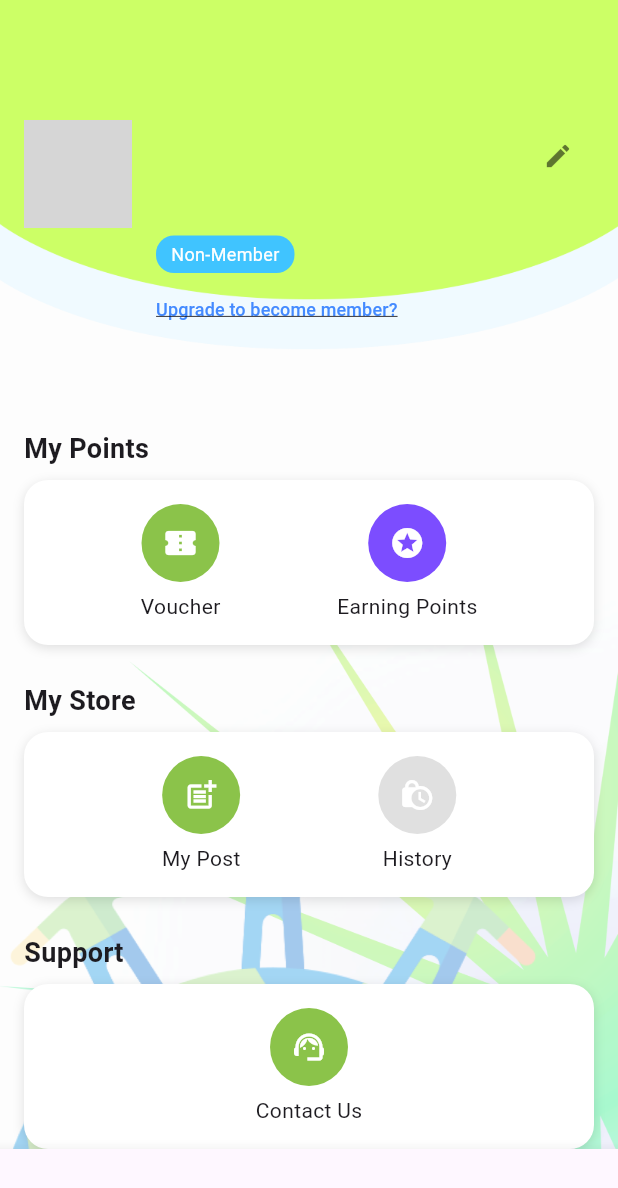
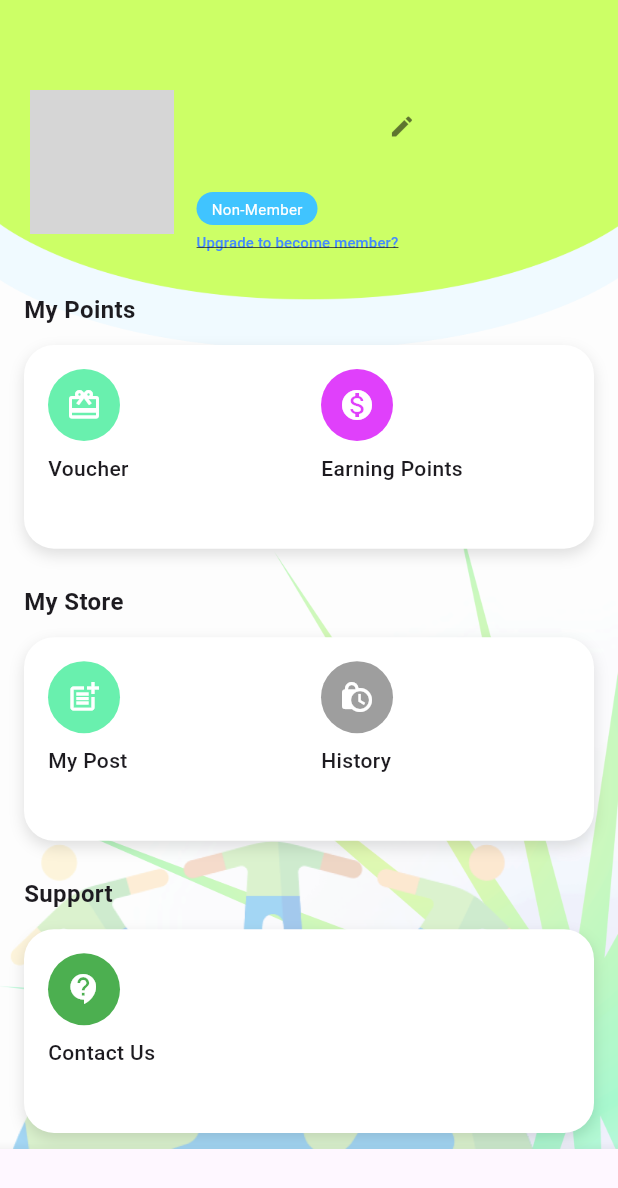
Before and after one commit to siewleeon/EarthShare, a Flutter app: the ProfilePage screen opened by its route, on a phone screen of 412 x 824 dp. Shown: the top 1188 px of the screen. Run offline on Flutter 3.47's test engine with Material 3 defaults, Android fonts, the phone set to English and light mode, and no system bars; our stand-ins replace cloud_firestore, firebase_auth, firebase_core, firebase_storage, image_picker; accounts and stored records are empty; network calls fail; grey boxes are pictures that could not be loaded.

Commit message:
updated version

```diff
--- a/lib/main.dart
+++ b/lib/main.dart
@@ -4,6 +4,7 @@ import 'package:EarthShareApp/phoneLogin.dart';
 import 'package:EarthShareApp/profile.dart';
 import 'package:EarthShareApp/register.dart';
 import 'package:EarthShareApp/emailLogin.dart';
+
 
 
 void main() async {
@@ -24,7 +25,7 @@ class MyApp extends StatelessWidget {
       theme: ThemeData(
         primarySwatch: Colors.blue,
       ),
-      initialRoute: '/profile',
+      initialRoute: '/register',
       routes: {
         '/profile': (context) => const ProfilePage(),
         '/register': (context) => const RegisterPage(),
--- a/lib/profile.dart
+++ b/lib/profile.dart
@@ -79,55 +79,41 @@ class _ProfilePageState extends State<ProfilePage> {
           ),
           // Foreground content
           SingleChildScrollView(
+
             child: Column(
+              crossAxisAlignment: CrossAxisAlignment.start, // Aligns the column content to the left
               children: [
                 buildTopSection(),
 
-                const SizedBox(height: 20),
+                buildCardSection("My Points", [
+                  buildFeatureButton(label: "Voucher", icon: Icons.card_giftcard),
+                  buildFeatureButton(label: "Earning Points", icon: Icons.monetization_on, iconBgColor: Colors.purpleAccent),
+                ]),
 
-                // My Points section
-                buildSection(
-                  context,
-                  title: 'My Points',
-                  items: [
-                    buildIconButton(context, 'Voucher', Icons.confirmation_number, '/vouchers', Colors.lightGreen),
-                    buildIconButton(context, 'Earning Points', Icons.stars, '/earningPoints', Colors.deepPurpleAccent),
-                  ],
-                ),
+                buildCardSection("My Store", [
+                  buildFeatureButton(label: "My Post", icon: Icons.post_add),
+                  buildFeatureButton(label: "History", icon: Icons.lock_clock, iconBgColor: Colors.grey),
+                ]),
 
-                // My Store section
-                buildSection(
-                  context,
-                  title: 'My Store',
-                  items: [
-                    buildIconButton(context, 'My Post', Icons.post_add, '/myPosts', Colors.lightGreen),
-                    buildIconButton(context, 'History', Icons.lock_clock, '/history', Colors.grey.shade300),
-                  ],
-                ),
+                buildCardSection("Support", [
+                  buildFeatureButton(label: "Contact Us", icon: Icons.contact_support, iconBgColor: Colors.green),
+                ]),
 
-                // Support section
-                buildSection(
-                  context,
-                  title: 'Support',
-                  items: [
-                    buildIconButton(context, 'Contact Us', Icons.support_agent, '/contactUs', Colors.lightGreen),
-                  ],
-                ),
-
-                const SizedBox(height: 40), // space for bottom navigation
+                SizedBox(height: 80), // for bottom nav bar space
               ],
             ),
           ),
+
         ],
       ),
-      // Optional: bottom navigation bar
       bottomNavigationBar: BottomNavigationBar(
         currentIndex: 4,
+        backgroundColor: Colors.grey,
         onTap: (index) {
           // handle navigation
         },
         items: const [
-          BottomNavigationBarItem(icon: Icon(Icons.home), label: 'Home'),
+          BottomNavigationBarItem(icon: Icon(Icons.home),label: 'Home'),
           BottomNavigationBarItem(icon: Icon(Icons.search), label: 'Search'),
           BottomNavigationBarItem(icon: Icon(Icons.add_circle_outline), label: 'Post'),
           BottomNavigationBarItem(icon: Icon(Icons.history), label: 'History'),
@@ -139,43 +125,52 @@ class _ProfilePageState extends State<ProfilePage> {
 
   Widget buildTopSection() {
     return Padding(
-      padding: const EdgeInsets.fromLTRB(16, 80, 16, 24), // 调整顶部间距适配背景图
+      padding: const EdgeInsets.fromLTRB(20, 60, 20, 15),
       child: Row(
         crossAxisAlignment: CrossAxisAlignment.start,
         children: [
-          // Left: Avatar
+          // Bigger Avatar
           CircleAvatar(
-            radius: 36,
+            radius: 48,
             backgroundImage: NetworkImage(avatarUrl),
           ),
-          const SizedBox(width: 16),
-          // Right: User Info
+          const SizedBox(width: 15),
+          // User Info Column
           Expanded(
             child: Column(
               crossAxisAlignment: CrossAxisAlignment.start,
               children: [
+                // Name + Edit Button Row
                 Row(
+                  crossAxisAlignment: CrossAxisAlignment.start,
                   children: [
                     Expanded(
                       child: Text(
                         username,
                         style: TextStyle(
-                          fontSize: 18,
+                          fontSize: 20,
                           fontWeight: FontWeight.bold,
                           color: Colors.black,
                         ),
                       ),
                     ),
-                    IconButton(
+                    Padding(
+                      padding: const EdgeInsets.fromLTRB(0, 0, 100, 0), // 控制 edit button 靠右上角一点点
+                      child: IconButton(
+                        padding: EdgeInsets.zero,
+                        constraints: BoxConstraints(),
+                        icon: Icon(Icons.edit, size: 18, color: Colors.black54),
                         onPressed: _navigateToEditPage,
-                      icon: Icon(Icons.edit, size: 20, color: Colors.black54),
+                      ),
                     ),
                   ],
                 ),
-                const SizedBox(height: 4),
+
+                // Tighter layout between elements
+                const SizedBox(height: 2),
                 Text(
                   userId,
-                  style: TextStyle(fontSize: 14, color: Colors.blue),
+                  style: TextStyle(fontSize: 10, color: Colors.blue),
                 ),
                 const SizedBox(height: 4),
                 Container(
@@ -186,18 +181,23 @@ class _ProfilePageState extends State<ProfilePage> {
                   ),
                   child: Text(
                     'Non-Member',
-                    style: TextStyle(color: Colors.white, fontSize: 12),
+                    style: TextStyle(color: Colors.white, fontSize: 10),
                   ),
                 ),
+                const SizedBox(height: 4),
                 TextButton(
                   onPressed: () {
                     // go to upgrade page
                   },
-                  style: TextButton.styleFrom(padding: EdgeInsets.zero),
+                  style: TextButton.styleFrom(
+                    padding: EdgeInsets.zero,
+                    minimumSize: Size(0, 0),
+                    tapTargetSize: MaterialTapTargetSize.shrinkWrap,
+                  ),
                   child: Text(
                     'Upgrade to become member?',
                     style: TextStyle(
-                      fontSize: 12,
+                      fontSize: 10,
                       color: Colors.blueAccent,
                       decoration: TextDecoration.underline,
                     ),
@@ -211,32 +211,41 @@ class _ProfilePageState extends State<ProfilePage> {
     );
   }
 
-  Widget buildSection(BuildContext context,
-      {required String title, required List<Widget> items}) {
+  Widget buildCardSection(String title, List<Widget> children) {
     return Padding(
-      padding: const EdgeInsets.symmetric(horizontal: 16, vertical: 12),
+      padding: const EdgeInsets.symmetric(horizontal: 16.0, vertical: 12),
       child: Column(
         crossAxisAlignment: CrossAxisAlignment.start,
         children: [
-          Text(title,
-              style: TextStyle(fontSize: 18, fontWeight: FontWeight.bold)),
-          SizedBox(height: 8),
+          Text(
+            title,
+            style: TextStyle(
+              fontSize: 16,
+              fontWeight: FontWeight.bold,
+            ),
+          ),
+          const SizedBox(height: 12),
           Container(
             decoration: BoxDecoration(
               color: Colors.white,
-              borderRadius: BorderRadius.circular(16),
+              borderRadius: BorderRadius.circular(20),
               boxShadow: [
                 BoxShadow(
                   color: Colors.black12,
-                  blurRadius: 6,
-                  offset: Offset(0, 2),
-                )
+                  blurRadius: 8,
+                  offset: Offset(0, 4),
+                ),
               ],
             ),
-            padding: const EdgeInsets.symmetric(vertical: 16),
-            child: Row(
-              mainAxisAlignment: MainAxisAlignment.spaceEvenly,
-              children: items,
+            padding: const EdgeInsets.all(16),
+            child: GridView.count(
+              shrinkWrap: true,
+              crossAxisCount: 2,
+              mainAxisSpacing: 16,
+              crossAxisSpacing: 16,
+              childAspectRatio: 1.6,
+              physics: NeverScrollableScrollPhysics(),
+              children: children,
             ),
           ),
         ],
@@ -244,21 +253,38 @@ class _ProfilePageState extends State<ProfilePage> {
     );
   }
 
-  Widget buildIconButton(BuildContext context, String label, IconData icon,
-      String route, Color bgColor) {
-    return Column(
+  Widget buildFeatureButton({
+    required String label,
+    required IconData icon,
+    Color iconBgColor = Colors.greenAccent,
+    VoidCallback? onTap,
+  }) {
+    return GestureDetector(
+      onTap: onTap,
+      child: SizedBox(
+        width: 130, // 控制按钮宽度以适配 Wrap 和 Card 宽度
+        child: Column(
+          crossAxisAlignment: CrossAxisAlignment.start,
           children: [
             Container(
-          padding: const EdgeInsets.all(14),
+              padding: EdgeInsets.all(12),
               decoration: BoxDecoration(
-            color: bgColor,
+                color: iconBgColor,
                 shape: BoxShape.circle,
               ),
               child: Icon(icon, color: Colors.white),
             ),
-        SizedBox(height: 6),
-        Text(label),
+            SizedBox(height: 8),
+            Text(
+              label,
+              style: TextStyle(fontSize: 14, fontWeight: FontWeight.w500),
+            ),
           ],
+        ),
+      ),
     );
   }
+
+
+
 }
```
Also changed, not shown: lib/emailForgotPassword.dart (added, +89 -0 lines), lib/emailLogin.dart (+10 -13 lines), lib/register.dart (+18 -7 lines), assets/images/register_background.png. Lines whose indentation alone changed are shown as unchanged.
